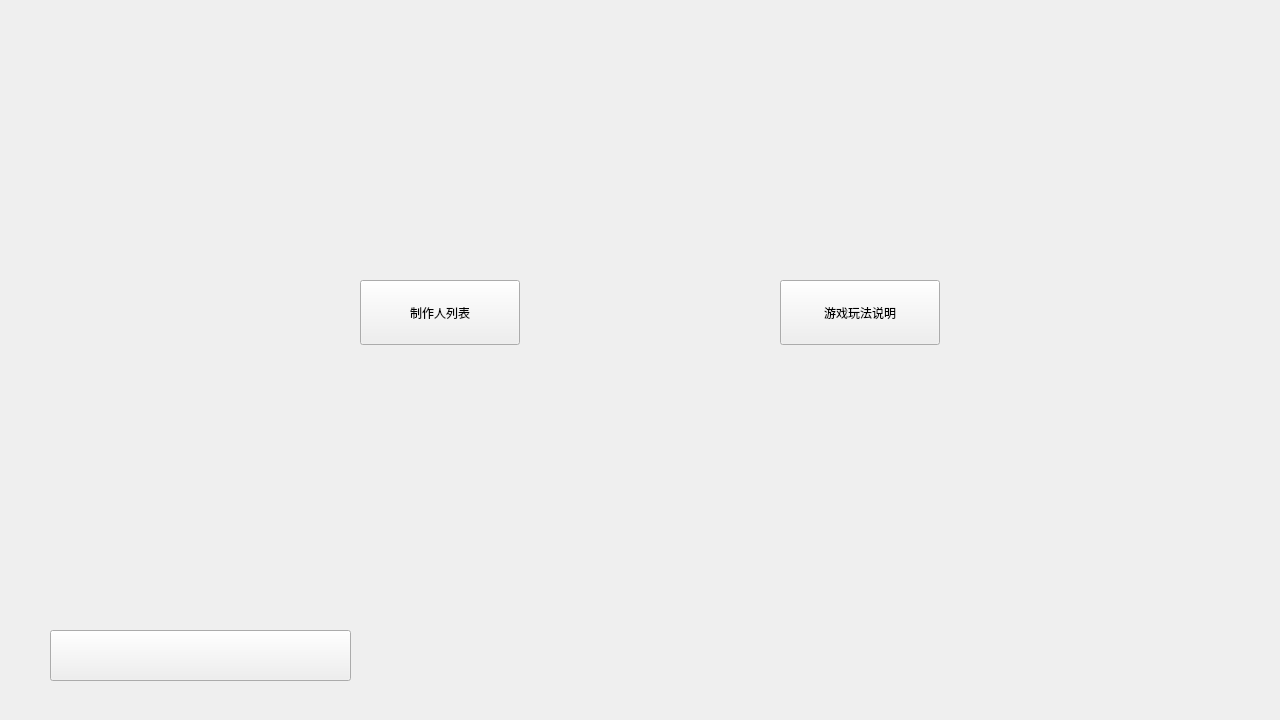
HFDLYS/HeartstringsResonance, file client/windows/aboutwindow.ui: the form before one commit.
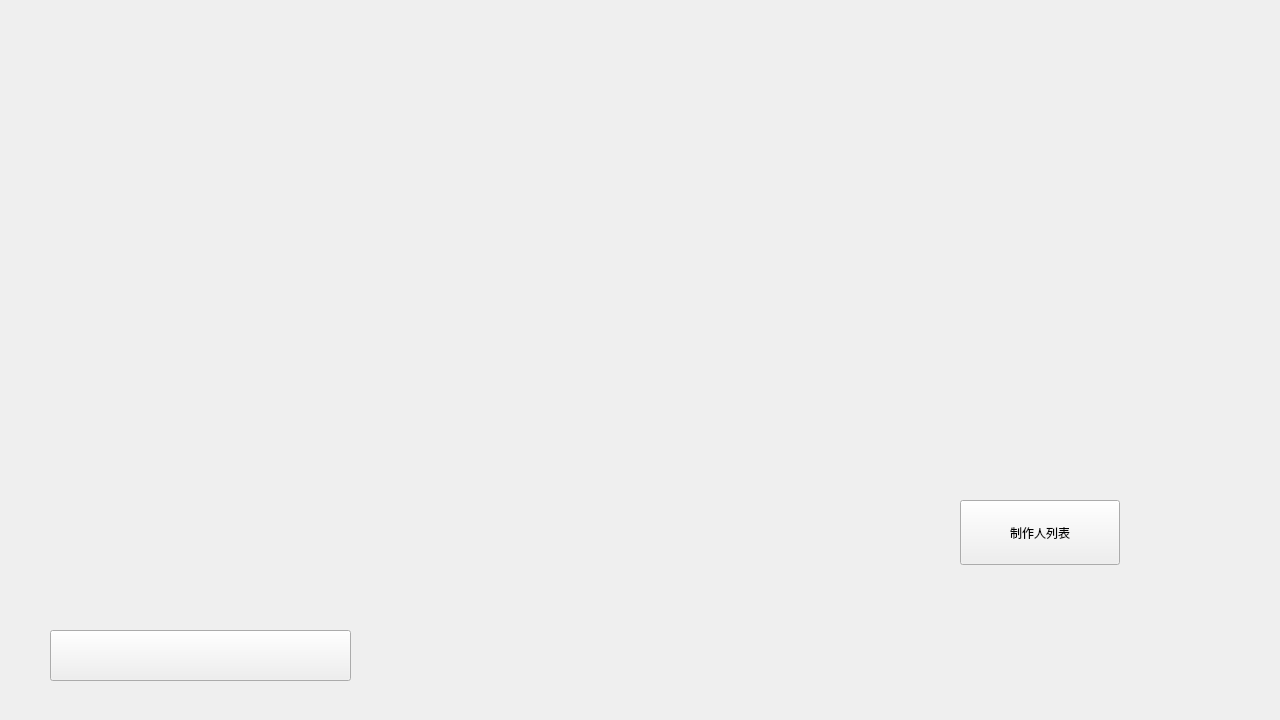
The form after the commit. Icons and pictures are not drawn.

Patch:
```diff
--- a/client/windows/aboutwindow.ui
+++ b/client/windows/aboutwindow.ui
@@ -57,8 +57,8 @@
    <widget class="QPushButton" name="btnMember">
     <property name="geometry">
      <rect>
-      <x>360</x>
-      <y>280</y>
+      <x>960</x>
+      <y>500</y>
       <width>160</width>
       <height>65</height>
      </rect>
@@ -67,19 +67,6 @@
      <string>制作人列表</string>
     </property>
    </widget>
-   <widget class="QPushButton" name="btnInstruct">
-    <property name="geometry">
-     <rect>
-      <x>780</x>
-      <y>280</y>
-      <width>160</width>
-      <height>65</height>
-     </rect>
-    </property>
-    <property name="text">
-     <string>游戏玩法说明</string>
-    </property>
-   </widget>
   </widget>
  </widget>
  <resources/>
```
